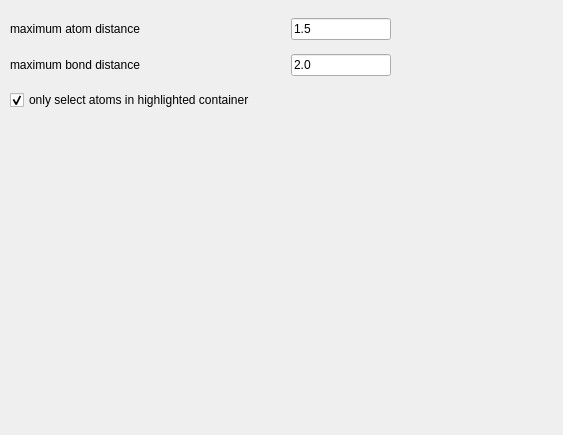
This is source/VIEW/DIALOGS/editSettings.ui in BALL-Project/ball as Qt 5 draws it before an edit. The edited form follows.
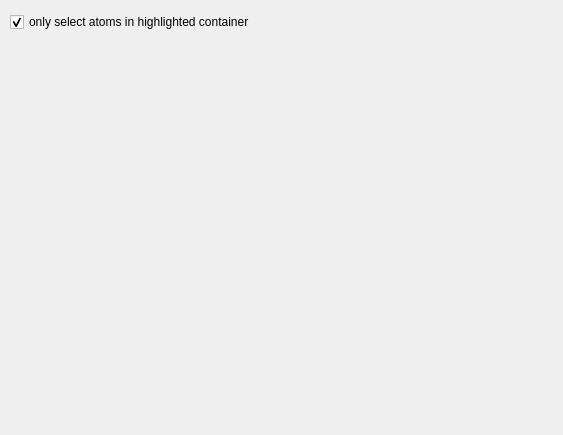
This is the edited form.

```diff
--- a/source/VIEW/DIALOGS/editSettings.ui
+++ b/source/VIEW/DIALOGS/editSettings.ui
@@ -12,125 +12,21 @@
   <property name="windowTitle" >
    <string>Editing</string>
   </property>
-  <widget class="QWidget" name="layoutWidget" >
+  <widget class="QCheckBox" name="only_highlighted" >
    <property name="geometry" >
     <rect>
      <x>10</x>
      <y>10</y>
-     <width>381</width>
-     <height>111</height>
+     <width>379</width>
+     <height>24</height>
     </rect>
    </property>
-   <layout class="QVBoxLayout" >
-    <property name="margin" >
-     <number>0</number>
-    </property>
-    <property name="spacing" >
-     <number>6</number>
-    </property>
-    <item>
-     <layout class="QHBoxLayout" >
-      <property name="margin" >
-       <number>0</number>
-      </property>
-      <property name="spacing" >
-       <number>6</number>
-      </property>
-      <item>
-       <widget class="QLabel" name="label" >
-        <property name="text" >
-         <string>maximum atom distance</string>
-        </property>
-       </widget>
-      </item>
-      <item>
-       <spacer>
-        <property name="orientation" >
-         <enum>Qt::Horizontal</enum>
-        </property>
-        <property name="sizeHint" >
-         <size>
-          <width>21</width>
-          <height>20</height>
-         </size>
-        </property>
-       </spacer>
-      </item>
-      <item>
-       <widget class="QLineEdit" name="atom_distance" >
-        <property name="maximumSize" >
-         <size>
-          <width>100</width>
-          <height>16777215</height>
-         </size>
-        </property>
-        <property name="inputMask" >
-         <string>9.0; </string>
-        </property>
-        <property name="text" >
-         <string>1.5</string>
-        </property>
-       </widget>
-      </item>
-     </layout>
-    </item>
-    <item>
-     <layout class="QHBoxLayout" >
-      <property name="margin" >
-       <number>0</number>
-      </property>
-      <property name="spacing" >
-       <number>6</number>
-      </property>
-      <item>
-       <widget class="QLabel" name="label_2" >
-        <property name="text" >
-         <string>maximum bond distance</string>
-        </property>
-       </widget>
-      </item>
-      <item>
-       <spacer>
-        <property name="orientation" >
-         <enum>Qt::Horizontal</enum>
-        </property>
-        <property name="sizeHint" >
-         <size>
-          <width>21</width>
-          <height>20</height>
-         </size>
-        </property>
-       </spacer>
-      </item>
-      <item>
-       <widget class="QLineEdit" name="bond_distance" >
-        <property name="maximumSize" >
-         <size>
-          <width>100</width>
-          <height>16777215</height>
-         </size>
-        </property>
-        <property name="inputMask" >
-         <string>9.0; </string>
-        </property>
-        <property name="text" >
-         <string>2.0</string>
-        </property>
-       </widget>
-      </item>
-     </layout>
-    </item>
-    <item>
-     <widget class="QCheckBox" name="only_highlighted" >
-      <property name="text" >
-       <string>only select atoms in highlighted container</string>
-      </property>
-      <property name="checked" >
-       <bool>true</bool>
-      </property>
-     </widget>
-    </item>
-   </layout>
+   <property name="text" >
+    <string>only select atoms in highlighted container</string>
+   </property>
+   <property name="checked" >
+    <bool>true</bool>
+   </property>
   </widget>
  </widget>
  <layoutdefault spacing="6" margin="11" />
```
Left out of the diff: 4 changed lines with no effect on the pictures.
